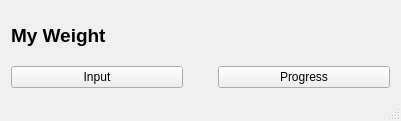
kirilproger/QtPractice, file MyWeight/mainwindow.ui: the form before one commit.
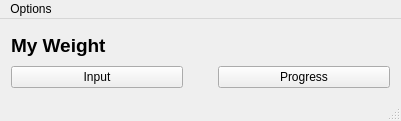
The form after the commit.

Commit message: add option window

Diff of the .ui file:
```diff
--- a/MyWeight/mainwindow.ui
+++ b/MyWeight/mainwindow.ui
@@ -53,6 +53,28 @@
    </layout>
   </widget>
   <widget class="QStatusBar" name="statusBar"/>
+  <widget class="QMenuBar" name="menuBar">
+   <property name="geometry">
+    <rect>
+     <x>0</x>
+     <y>0</y>
+     <width>401</width>
+     <height>21</height>
+    </rect>
+   </property>
+   <widget class="QMenu" name="menuOptions">
+    <property name="title">
+     <string>Options</string>
+    </property>
+    <addaction name="actionConnection"/>
+   </widget>
+   <addaction name="menuOptions"/>
+  </widget>
+  <action name="actionConnection">
+   <property name="text">
+    <string>Connection</string>
+   </property>
+  </action>
  </widget>
  <layoutdefault spacing="6" margin="11"/>
  <resources/>
```
The commit also changes 8 other files.
